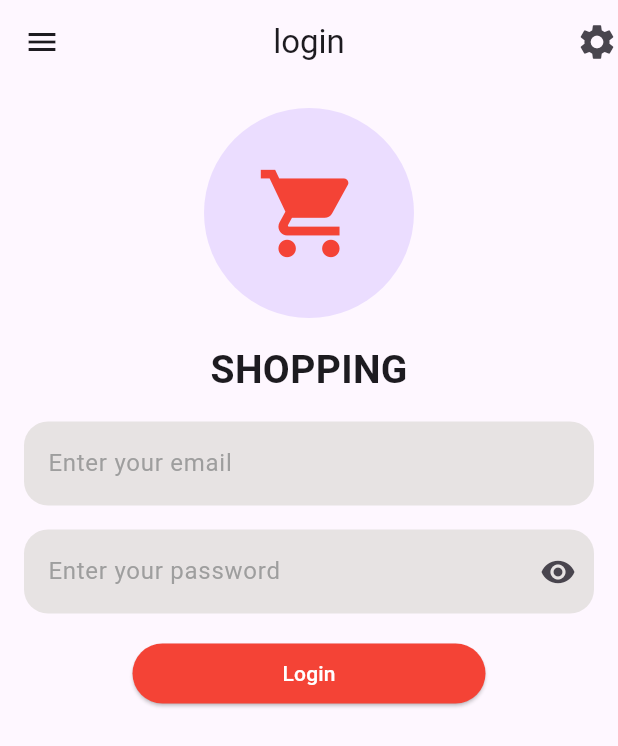
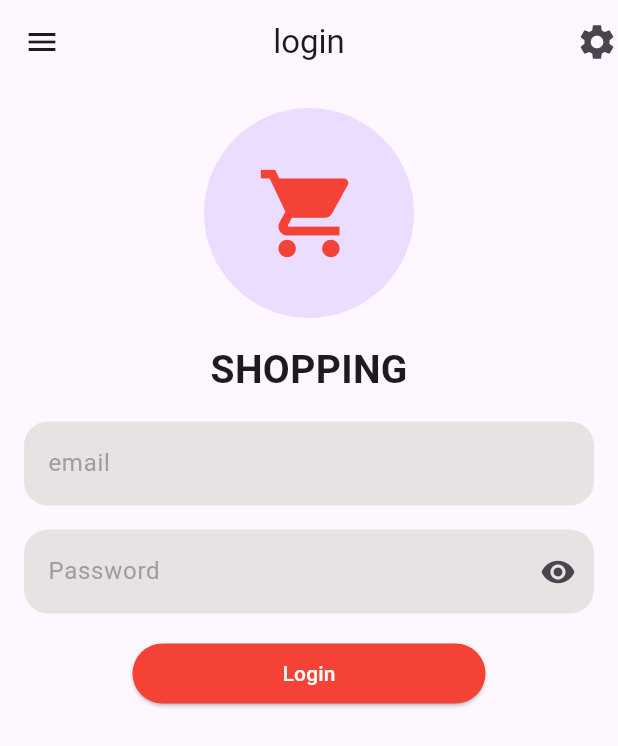
Before and after one commit to Mahmoud-Azmy/shop, a Flutter app: the LoginScreen screen opened directly, on a phone screen of 412 x 824 dp. Shown: the top 746 px of the screen. Run offline on Flutter 3.47's test engine with Material 3 defaults, Android fonts, the phone set to English and light mode, and no system bars; network calls fail.

Commit message:
Refactor product management: update Product model to ProductModel, replace ProductController with ProductProvider, and enhance UI components with CustomButton and CustomTextField

```diff
--- a/lib/details_screen.dart
+++ b/lib/details_screen.dart
@@ -3,7 +3,7 @@ import 'package:shopping_app/models/product_model.dart';
 
 class DetailsScreen extends StatelessWidget {
   const DetailsScreen({super.key, required this.product});
-  final Product product;
+  final ProductModel product;
 
   @override
   Widget build(BuildContext context) {
--- a/lib/login_screen.dart
+++ b/lib/login_screen.dart
@@ -1,5 +1,7 @@
 import 'package:flutter/material.dart';
 import 'package:shopping_app/products_screen.dart';
+import 'package:shopping_app/widgets/custom_button.dart';
+import 'package:shopping_app/widgets/custom_text_field.dart';
 
 class LoginScreen extends StatefulWidget {
   const LoginScreen({super.key});
@@ -39,7 +41,8 @@ class _LoginScreenState extends State<LoginScreen> {
                   style: TextStyle(fontWeight: FontWeight.bold, fontSize: 26),
                 ),
                 SizedBox(height: 16),
-                TextFormField(
+                CustomTextFiled(
+                  hintText: 'email',
                   validator: (value) {
                     if (value == null || value.isEmpty) {
                       return 'Enter your email';
@@ -49,20 +52,9 @@ class _LoginScreenState extends State<LoginScreen> {
                     }
                     return null;
                   },
-                  decoration: InputDecoration(
-                    // labelText: 'Email',
-                    hintText: 'Enter your email',
-                    hintStyle: TextStyle(color: Colors.grey),
-                    fillColor: const Color.fromARGB(255, 231, 227, 227),
-                    filled: true,
-                    border: OutlineInputBorder(
-                      borderRadius: BorderRadius.circular(16),
-                      borderSide: BorderSide.none,
-                    ),
-                  ),
                 ),
                 SizedBox(height: 16),
-                TextFormField(
+                CustomTextFiled(
                   validator: (value) {
                     if (value == null || value.isEmpty || value.length < 6) {
                       return 'Password must be at least 6 char';
@@ -70,33 +62,19 @@ class _LoginScreenState extends State<LoginScreen> {
                     return null;
                   },
                   obscureText: isObscure,
-                  decoration: InputDecoration(
-                    suffixIcon: IconButton(
-                      onPressed: () {
-                        isObscure = !isObscure;
-                        setState(() {});
-                      },
-                      icon: Icon(
-                        isObscure ? Icons.visibility_off : Icons.visibility,
-                      ),
-                    ),
-                    hintText: 'Enter your password',
-                    hintStyle: TextStyle(color: Colors.grey),
-                    fillColor: const Color.fromARGB(255, 231, 227, 227),
-                    filled: true,
-                    border: OutlineInputBorder(
-                      borderRadius: BorderRadius.circular(16),
-                      borderSide: BorderSide.none,
-                    ),
+                  hintText: 'Password',
+                  suffixIcon: IconButton(
+                    onPressed: () {
+                      isObscure = !isObscure;
+                      setState(() {});
+                    },
+                    icon: Icon(Icons.visibility),
                   ),
                 ),
                 SizedBox(height: 16),
-                ElevatedButton(
-                  style: ElevatedButton.styleFrom(
-                    backgroundColor: Colors.red,
-                    foregroundColor: Colors.white,
-                    padding: EdgeInsets.symmetric(horizontal: 100),
-                  ),
+                CustomButton(
+                  formKey: formKey,
+                  text: 'Login',
                   onPressed: () {
                     if (formKey.currentState!.validate()) {
                       Navigator.pushAndRemoveUntil(
@@ -110,8 +88,8 @@ class _LoginScreenState extends State<LoginScreen> {
                       );
                     }
                   },
-                  child: Text('Login'),
                 ),
+                SizedBox(height: 20),
               ],
             ),
           ),
--- a/lib/main.dart
+++ b/lib/main.dart
@@ -1,13 +1,13 @@
 import 'package:flutter/material.dart';
 import 'package:provider/provider.dart';
 import 'package:shopping_app/controllers/product_controller.dart';
-import 'package:shopping_app/products_screen.dart';
+import 'package:shopping_app/login_screen.dart';
 
 void main() {
   runApp(
     ChangeNotifierProvider(
       create: (_) {
-        return ProductController();
+        return ProductProvider();
       },
       child: const MyApp(),
     ),
@@ -26,7 +26,7 @@ class MyApp extends StatelessWidget {
       theme: ThemeData(
         colorScheme: ColorScheme.fromSeed(seedColor: Colors.deepPurple),
       ),
-      home: ProductsScreen(),
+      home: LoginScreen(),
     );
   }
 }
--- /dev/null
+++ b/lib/widgets/custom_button.dart
@@ -0,0 +1,27 @@
+import 'package:flutter/material.dart';
+
+class CustomButton extends StatelessWidget {
+  const CustomButton({
+    super.key,
+    required this.formKey,
+    required this.text,
+    this.onPressed,
+  });
+
+  final GlobalKey<FormState> formKey;
+  final String text;
+  final void Function()? onPressed;
+
+  @override
+  Widget build(BuildContext context) {
+    return ElevatedButton(
+      style: ElevatedButton.styleFrom(
+        backgroundColor: Colors.red,
+        foregroundColor: Colors.white,
+        padding: EdgeInsets.symmetric(horizontal: 100),
+      ),
+      onPressed: onPressed,
+      child: Text(text),
+    );
+  }
+}
--- /dev/null
+++ b/lib/widgets/custom_text_field.dart
@@ -0,0 +1,35 @@
+import 'package:flutter/material.dart';
+
+class CustomTextFiled extends StatelessWidget {
+  const CustomTextFiled({
+    super.key,
+    required this.hintText,
+    this.suffixIcon,
+    this.obscureText,
+    this.validator,
+  });
+
+  final String hintText;
+  final Widget? suffixIcon;
+  final bool? obscureText;
+  final String? Function(String?)? validator;
+
+  @override
+  Widget build(BuildContext context) {
+    return TextFormField(
+      validator: validator,
+      obscureText: obscureText ?? false,
+      decoration: InputDecoration(
+        suffixIcon: suffixIcon,
+        hintText: hintText,
+        hintStyle: TextStyle(color: Colors.grey),
+        fillColor: const Color.fromARGB(255, 231, 227, 227),
+        filled: true,
+        border: OutlineInputBorder(
+          borderRadius: BorderRadius.circular(16),
+          borderSide: BorderSide.none,
+        ),
+      ),
+    );
+  }
+}
--- a/lib/widgets/product_card.dart
+++ b/lib/widgets/product_card.dart
@@ -1,7 +1,7 @@
 import 'package:flutter/material.dart';
 
-class ProductCard extends StatelessWidget {
-  const ProductCard({
+class BuildProductCard extends StatelessWidget {
+  const BuildProductCard({
     super.key,
     required this.name,
     required this.price,
```
Also changed, not shown: lib/controllers/product_controller.dart (+7 -47 lines), lib/models/product_model.dart (+2 -12 lines), lib/products_screen.dart (+12 -7 lines), lib/services/dio_service.dart (deleted).
